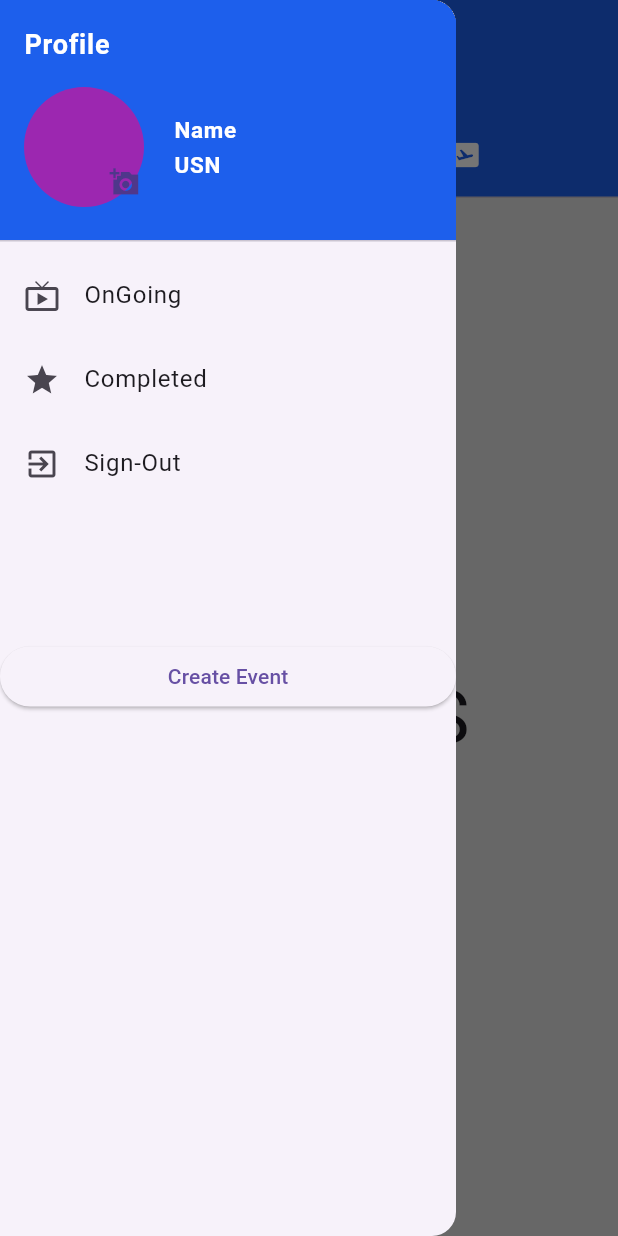
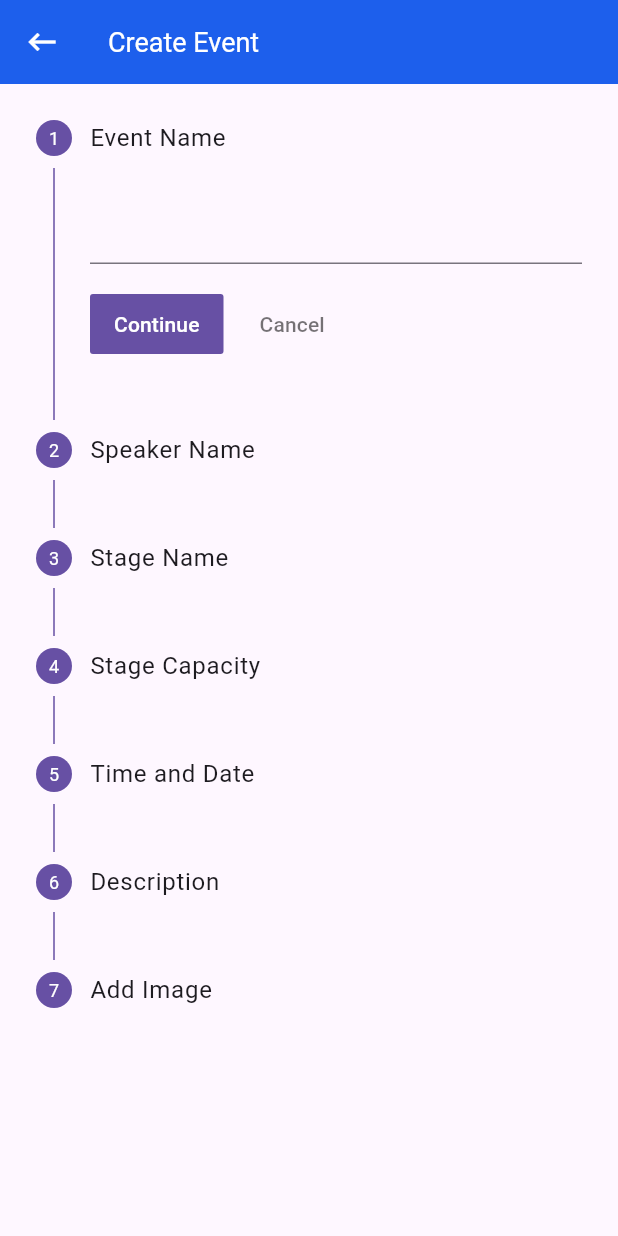
Before and after one commit to vrushab2004/EventManagement, a Flutter app: the screen it shows after launch, in the side drawer, after a tap on "Create Event", on a phone screen of 412 x 824 dp. Run offline on Flutter 3.47's test engine with Material 3 defaults, Android fonts, the phone set to English and light mode, and no system bars; our stand-ins replace firebase_auth, firebase_core, google_fonts, pinput, smooth_page_indicator; missing offline and left inert: loop_page_view; accounts and stored records are empty.

Commit message:
create event done

```diff
--- a/lib/HomePage.dart
+++ b/lib/HomePage.dart
@@ -2,6 +2,7 @@ import 'dart:math';
 import 'package:event_mgm/FirstTab.dart';
 import 'package:event_mgm/OnGoing.dart';
 import 'package:event_mgm/SecondTab.dart';
+import 'package:event_mgm/addevent.dart';
 import 'package:event_mgm/completed.dart';
 import 'package:event_mgm/login1.dart';
 import 'package:event_mgm/theme/colors.dart';
@@ -154,7 +155,21 @@ void _logout(BuildContext context) async {
                      ))
                 ),
                 SizedBox(height: 90,),
-                ElevatedButton(onPressed: (){}, child: Text('Create Event')),
+                Center(
+                  child: Container(
+                    margin: EdgeInsets.only(left: 40,right: 40,top: 200),
+                    child: ElevatedButton(onPressed: (){Navigator.push(context, MaterialPageRoute(builder:(context)=>const Addevent()),);}, child: Container(
+                      margin: EdgeInsets.only(left: 30,),
+                      child: Row(
+                        children: [
+                          Icon(Icons.add,color: Colors.white,),
+                          Text('Create Event',style:TextStyle(fontWeight: FontWeight.bold ,color: Colors.white),),
+                        ],
+                      ),
+                    ),
+                    style: ButtonStyle(backgroundColor:WidgetStatePropertyAll(CustomColors.buttoncolor)),
+                    )),
+                ),
 
 
             ],
--- /dev/null
+++ b/lib/addevent.dart
@@ -0,0 +1,137 @@
+import 'package:event_mgm/theme/colors.dart';
+import 'package:flutter/material.dart';
+import 'package:google_fonts/google_fonts.dart';
+
+class Addevent extends StatefulWidget {
+  const Addevent({super.key});
+
+  @override
+  State<Addevent> createState() => _AddeventState();
+}
+
+class _AddeventState extends State<Addevent> {
+  int currentStep = 0;
+  DateTime? _selectedDateTime;
+
+  Future<void> _selectDateTime(BuildContext context) async {
+    DateTime? selectedDate = await showDatePicker(
+      context: context,
+      initialDate: DateTime.now(),
+      firstDate: DateTime(2000),
+      lastDate: DateTime(2101),
+    );
+
+    if (selectedDate == null) return;
+
+    TimeOfDay? selectedTime = await showTimePicker(
+      context: context,
+      initialTime: TimeOfDay(hour: DateTime.now().hour, minute: DateTime.now().minute),
+    );
+
+    if (selectedTime == null) return;
+
+    setState(() {
+      _selectedDateTime = DateTime(
+        selectedDate.year,
+        selectedDate.month,
+        selectedDate.day,
+        selectedTime.hour,
+        selectedTime.minute,
+      );
+    });
+  }
+
+  List<Step> getSteps() {
+    return [
+      const Step(
+        title: Text('Event Name'),
+        content: TextField(),
+        isActive: true,
+      ),
+      const Step(
+        title: Text('Speaker Name'),
+        content: TextField(),
+        isActive: true,
+      ),
+      const Step(
+        title: Text('Stage Name'),
+        content: TextField(),
+        isActive: true,
+      ),
+      const Step(
+        title: Text('Stage Capacity'),
+        content: TextField(),
+        isActive: true,
+      ),
+      Step(
+        title: const Text('Time and Date'),
+        content: Column(
+          children: [
+            ElevatedButton(
+              onPressed: () => _selectDateTime(context),
+              child: const Text('Select Date and Time'),
+            ),
+            if (_selectedDateTime != null)
+              Text('Selected DateTime: $_selectedDateTime'),
+          ],
+        ),
+        isActive: true,
+      ),
+      const Step(
+        title: Text('Description'),
+        content: TextField(),
+        isActive: true,
+      ),
+      const Step(
+        title: Text('Add Image'),
+        content: TextField(),
+        isActive: true,
+      ),
+    ];
+  }
+
+  @override
+  Widget build(BuildContext context) {
+    return Scaffold(
+      appBar: AppBar(
+        backgroundColor: CustomColors.buttoncolor,
+        leading: IconButton(
+          onPressed: () {
+            Navigator.pop(context);
+          },
+          icon: const Icon(Icons.keyboard_backspace_sharp, color: Colors.white),
+        ),
+        title: Text(
+          'Create Event',
+          style: GoogleFonts.aBeeZee(color: Colors.white, fontSize: 18),
+        ),
+      ),
+      body: Stepper(
+        currentStep: currentStep,
+        steps: getSteps(),
+        type: StepperType.vertical,
+        onStepTapped: (int step) {
+          setState(() {
+            currentStep = step;
+          });
+        },
+        onStepCancel: () {
+          setState(() {
+            if (currentStep > 0) {
+              currentStep -= 1;
+            }
+          });
+        },
+        onStepContinue: () {
+          setState(() {
+            if (currentStep < getSteps().length - 1) {
+              currentStep += 1;
+            } else {
+              currentStep = 0;
+            }
+          });
+        },
+      ),
+    );
+  }
+}
```
